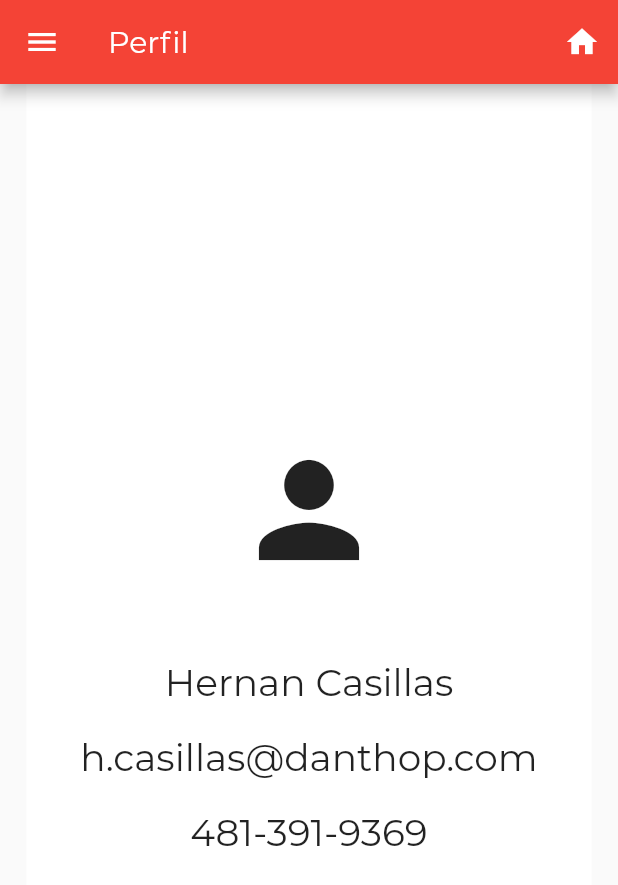
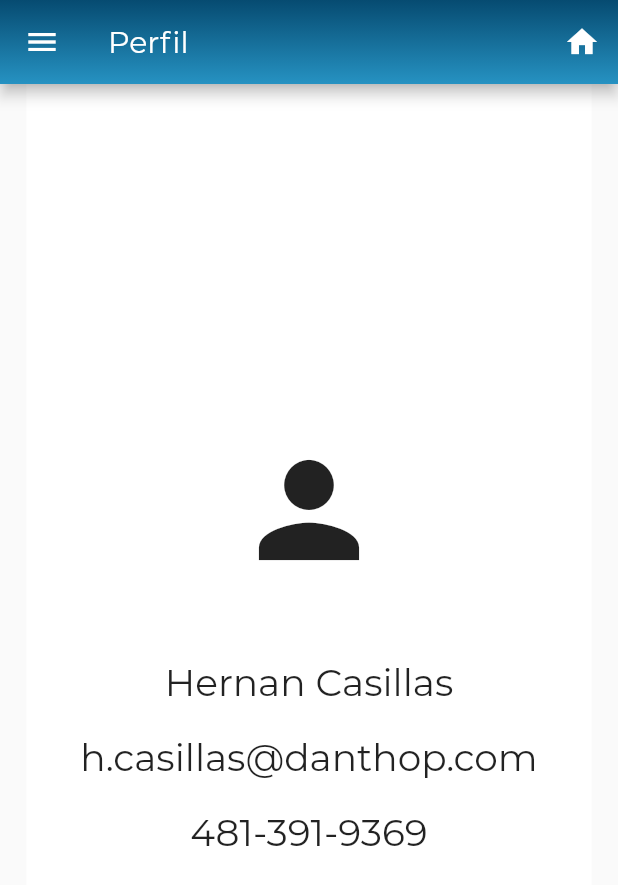
Before and after one commit to hernancasillas/PLAT, a Flutter app: the Perfil screen opened directly, in the side drawer, after a tap on the "home" icon, on a phone screen of 412 x 824 dp. Shown: the top 885 px of the screen. Run offline on Flutter 3.47's test engine with Material 2 defaults, Android fonts, the phone set to English and light mode, and no system bars; our stand-ins replace flutter_rating_bar, gradient_app_bar.

Commit message:
Gradient AppBar, Drawer Gradient

```diff
--- a/lib/routes/Perfil.dart
+++ b/lib/routes/Perfil.dart
@@ -1,6 +1,7 @@
 import 'package:examen_flutter/main.dart';
 import 'package:examen_flutter/widgets/drawer.dart';
 import 'package:flutter/material.dart';
+import 'package:gradient_app_bar/gradient_app_bar.dart';
 
 class Perfil extends StatelessWidget {
   static const String routeName = '/routes/Perfil';
@@ -8,9 +9,15 @@ class Perfil extends StatelessWidget {
   @override
   Widget build(BuildContext context) {
     return new Scaffold(
-        appBar: AppBar(
-          title: Text("Perfil"),
-          actions: <Widget>[
+        appBar: GradientAppBar(
+        title: Text('Perfil'),
+        gradient: /* LinearGradient(colors: [Colors.blue, Colors.purple, Colors.red]) */
+                  LinearGradient(
+                begin: Alignment.topCenter,
+                end: Alignment.bottomCenter,
+                colors: [const Color(0xFF064B71), const Color(0xFF2692C2)],
+              ),
+              actions: <Widget>[
             // action button
             IconButton(
               icon: Icon(Icons.home),
@@ -20,7 +27,7 @@ class Perfil extends StatelessWidget {
               },
             ),
           ],
-        ),
+      ),
         drawer: AppDrawer(),
         body:Center(
            child: Container(
--- a/lib/widgets/drawer.dart
+++ b/lib/widgets/drawer.dart
@@ -9,6 +9,14 @@ class AppDrawer extends StatelessWidget {
   @override
   Widget build(BuildContext context) {
     return Drawer(
+      child: Container(
+        decoration: BoxDecoration(
+          gradient: LinearGradient(
+                begin: Alignment.topCenter,
+                end: Alignment.bottomCenter,
+                colors: [const Color(0xFF064B71), const Color(0xFF2692C2)],
+              ),
+          ),
           child: ListView(
         padding: EdgeInsets.zero,
         children: <Widget>[
@@ -41,40 +49,47 @@ class AppDrawer extends StatelessWidget {
                 builder: (BuildContext context) => Vendedores()));
               },
             ),
+            SizedBox(height: 100,),
           ListTile(
-            title: Text('Hernan Casillas 1.0'),
+            title: Text('Hernan Casillas 1.0', style: TextStyle(fontSize: 15, color: Colors.white)),
             onTap: () {},
           ),
         ],
         ),
+        )
     );
   }
 
 }
 
 Widget _createHeader(BuildContext context) {
-        return UserAccountsDrawerHeader(
-              accountName: Text("Hernán Casillas", style: TextStyle(fontSize: 20.0),),
-              accountEmail: Text("h.casillas@danthop.com",style: TextStyle(fontSize: 20.0),),
-              currentAccountPicture: GestureDetector(
-              onTap: () {
-                Navigator.of(context).pop();
+        return
+        Center(
+              child: Column(
+                children: <Widget>[
+                  SizedBox(height: 50,),
+                  GestureDetector(child:
+                    SizedBox(
+                      height: 155.0,
+                       child: Image.asset(
+                        "assets/logo.png",
+                        fit: BoxFit.contain,
+                      ),
+
+                    ),
+                    onTap:() {
                               Navigator.of(context).push(MaterialPageRoute(
                               builder: (BuildContext context) => Perfil()));
                             },
-              child: CircleAvatar(
-                minRadius: 80,
-                maxRadius: 120,
-                backgroundColor:
-                    Colors.white,
-                child: Text(
-                  "H",
-                  style: TextStyle(fontSize: 40.0),
                   ),
+                  SizedBox(height: 20,),
+                  Text('Username', style: TextStyle(fontSize: 20, color: Colors.white)),
+                  SizedBox(height: 20,)
+                ],
             ),
-            ),
+          );
 
-              );
+
 }
 
 Widget _createDrawerItem(
@@ -82,10 +97,10 @@ Widget _createDrawerItem(
   return ListTile(
     title: Row(
       children: <Widget>[
-        Icon(icon, size: 30),
+        Icon(icon, size: 30, color: Colors.white,),
         Padding(
           padding: EdgeInsets.only(left: 8.0),
-          child: Text(text, style: TextStyle(fontSize: 20),),
+          child: Text(text, style: TextStyle(fontSize: 20, color: Colors.white),),
         )
       ],
     ),
--- a/pubspec.yaml
+++ b/pubspec.yaml
@@ -21,7 +21,7 @@ dependencies:
     sdk: flutter
 
   flutter_rating_bar: ^1.1.0
-
+  gradient_app_bar: ^0.1.3
 
   # The following adds the Cupertino Icons font to your application.
   # Use with the CupertinoIcons class for iOS style icons.
```
Also changed, not shown: lib/main.dart (+20 -4 lines), lib/routes/Checkout.dart (+23 -1 lines), lib/routes/Confirmacion.dart (+11 -4 lines), lib/routes/Opinion.dart (+11 -4 lines), lib/routes/Plantilla.dart (+15 -5 lines), lib/routes/Producto.dart (+11 -4 lines), lib/routes/Registro.dart (+21 -3 lines), pubspec.lock. Lines whose indentation alone changed are shown as unchanged.
